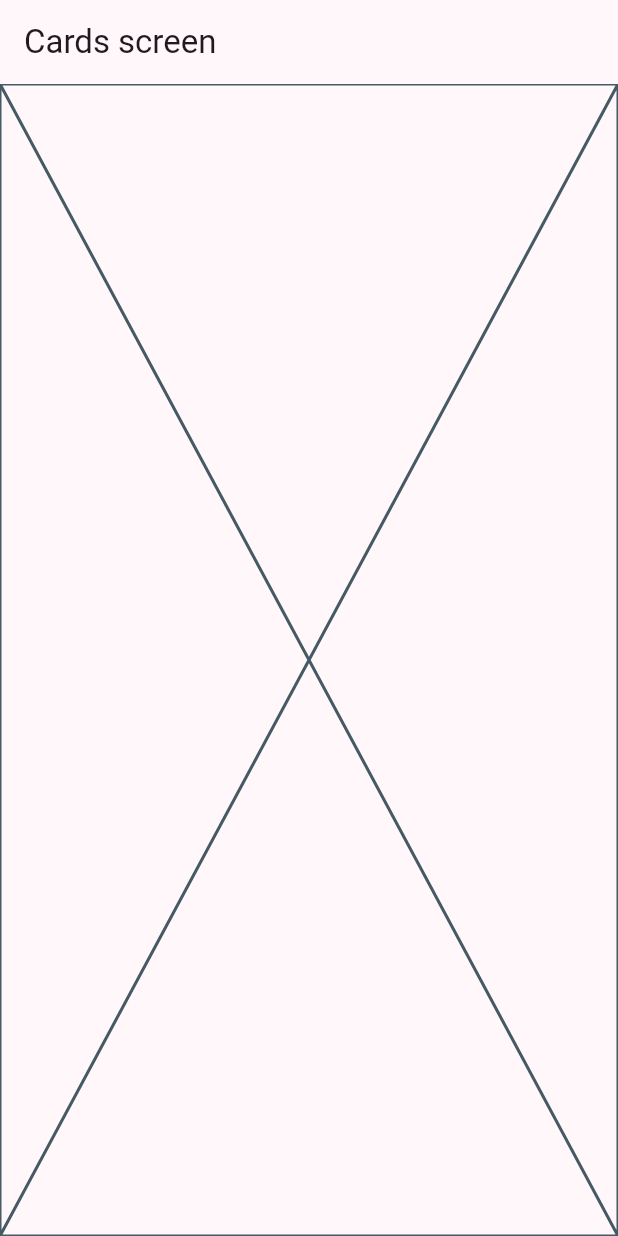
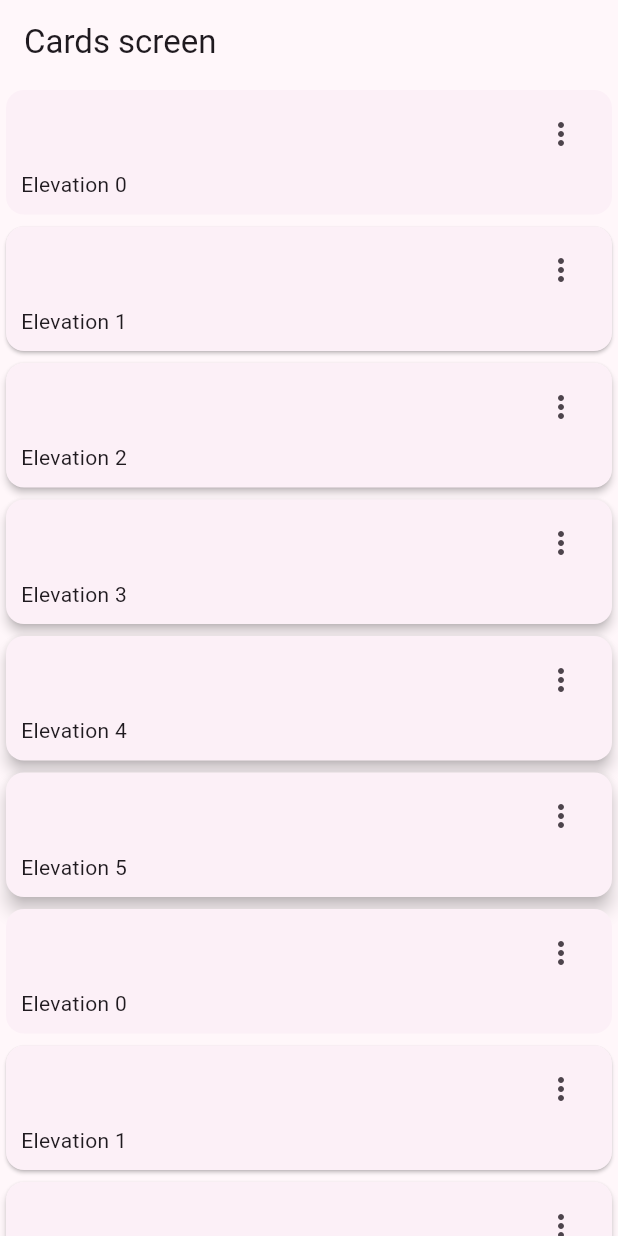
Before and after one commit to locojuhi/widgets_app, a Flutter app: the CardsScreen screen opened by its route, on a phone screen of 412 x 824 dp. Run offline on Flutter 3.47's test engine with Material 3 defaults, Android fonts, the phone set to English and light mode, and no system bars; our stand-ins replace go_router.

Commit message:
Video 129

```diff
--- a/lib/presentations/screens/cards/cards_screen.dart
+++ b/lib/presentations/screens/cards/cards_screen.dart
@@ -1,4 +1,13 @@
 import 'package:flutter/material.dart';
+
+const cards = <Map<String,dynamic>>[
+  {'elevation': 0.0, 'label': 'Elevation 0'},
+  {'elevation': 1.0, 'label': 'Elevation 1'},
+  {'elevation': 2.0, 'label': 'Elevation 2'},
+  {'elevation': 3.0, 'label': 'Elevation 3'},
+  {'elevation': 4.0, 'label': 'Elevation 4'},
+  {'elevation': 5.0, 'label': 'Elevation 5'},
+];
 
 class CardsScreen extends StatelessWidget {
   static const String routeName = 'cards_screen';
@@ -11,7 +20,56 @@ class CardsScreen extends StatelessWidget {
       appBar: AppBar(
         title: const Text('Cards screen'),
       ),
-      body: const Placeholder(),
+      body: _CardsView(),
     );
   }
 }
+
+class _CardsView extends StatelessWidget {
+  const _CardsView({
+    super.key,
+  });
+
+  @override
+  Widget build(BuildContext context) {
+    return SingleChildScrollView(
+      child: Column(
+        children: [
+          ...cards.map((card) => _CardType1(elevation: card['elevation'], label: card['label'])),
+          ...cards.map((card) => _CardType1(elevation: card['elevation'], label: card['label'])),
+        ],
+      ),
+    );
+  }
+}
+class _CardType1 extends StatelessWidget {
+  final String label;
+  final double elevation;
+
+  const _CardType1({super.key, required this.label, required this.elevation});
+
+  @override
+  Widget build(BuildContext context) {
+    return Card(
+      elevation: elevation,
+      child: Padding(
+        padding: const EdgeInsets.fromLTRB(10, 5, 10, 10),
+        child: Column(
+          children: [
+            Align(
+              alignment: Alignment.topRight,
+              child: IconButton(
+                icon: const Icon(Icons.more_vert_rounded),
+                onPressed: (){},
+              ),
+            ),
+            Align(
+              alignment: Alignment.bottomLeft,
+              child: Text(label),
+            )
+          ],
+        ),
+      ),
+    );
+  }
+}
```
